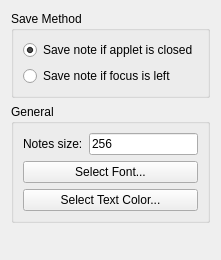
KDE/kdeplasma-addons, file applets/notes/config.ui: the form before one commit.
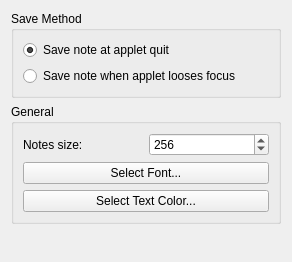
The form after the commit. Custom widgets are drawn as their Qt base class.

Commit message:
* SpinBox instead of lineedit with validator for size input * memoryleaks-- * save applet size at exit and load it again * warnings-- * initialize vars * better wording
-> still not perfect, size change requires restart of applet...

```diff
--- a/applets/notes/config.ui
+++ b/applets/notes/config.ui
@@ -5,8 +5,8 @@
    <rect>
     <x>0</x>
     <y>0</y>
-    <width>221</width>
-    <height>260</height>
+    <width>292</width>
+    <height>262</height>
    </rect>
   </property>
   <layout class="QVBoxLayout" >
@@ -19,7 +19,7 @@
       <item>
        <widget class="QRadioButton" name="saveIfClosed" >
         <property name="text" >
-         <string>Save note if applet is closed</string>
+         <string>Save note at applet quit</string>
         </property>
         <property name="checked" >
          <bool>true</bool>
@@ -29,7 +29,7 @@
       <item>
        <widget class="QRadioButton" name="saveIfFocusLeft" >
         <property name="text" >
-         <string>Save note if focus is left</string>
+         <string>Save note when applet looses focus</string>
         </property>
        </widget>
       </item>
@@ -47,16 +47,6 @@
         <property name="text" >
          <string>Notes size:</string>
         </property>
-        <property name="buddy" >
-         <cstring>sizeEdit</cstring>
-        </property>
-       </widget>
-      </item>
-      <item row="0" column="1" >
-       <widget class="QLineEdit" name="sizeEdit" >
-        <property name="text" >
-         <string>256</string>
-        </property>
        </widget>
       </item>
       <item row="1" column="0" colspan="2" >
@@ -73,6 +63,22 @@
          </property>
         </widget>
        </item>
+      <item row="0" column="1" >
+       <widget class="QSpinBox" name="sizeSpinBox" >
+        <property name="minimum" >
+         <number>50</number>
+        </property>
+        <property name="maximum" >
+         <number>1024</number>
+        </property>
+        <property name="singleStep" >
+         <number>5</number>
+        </property>
+        <property name="value" >
+         <number>256</number>
+        </property>
+       </widget>
+      </item>
      </layout>
     </widget>
    </item>
```
Lines whose indentation alone changed are shown as unchanged. The commit also changes 2 other files.
